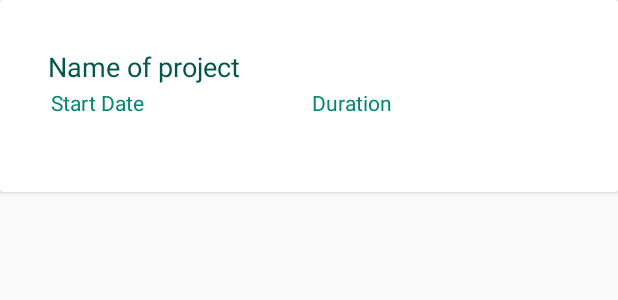
After one commit to Saanayy/ProgressMeter, an Android app: the layout item_project_layout.xml on its own in the app's theme, with its tools: preview values and no code run, on a phone screen of 412 x 824 dp. The commit adds this screen. Shown: the top 300 px of the screen. Run offline under Robolectric (Android 15) with nearby library versions, the phone set to English and light mode, and no system bars.

Commit message:
Recycler View on main page created

```diff
--- a/app/src/main/java/com/bytebucket1111/progressmeter/modal/Project.java
+++ b/app/src/main/java/com/bytebucket1111/progressmeter/modal/Project.java
@@ -4,8 +4,8 @@ import java.util.ArrayList;
 
 public class Project {
 
-    private String title, description, geolocation,startDate,duration,userid;
-    private ArrayList<String>updateId;
+    public String title, description, geolocation,startDate,duration,userid;
+    public ArrayList<String>updateId;
 
     public Project() {
     }
--- /dev/null
+++ b/app/src/main/res/layout/item_project_layout.xml
@@ -0,0 +1,58 @@
+<?xml version="1.0" encoding="utf-8"?>
+<LinearLayout xmlns:android="http://schemas.android.com/apk/res/android"
+    android:layout_width="match_parent"
+    android:layout_height="match_parent"
+    android:orientation="vertical">
+
+    <android.support.v7.widget.CardView
+        android:layout_width="match_parent"
+        android:layout_height="128dp">
+
+        <LinearLayout
+            android:layout_width="match_parent"
+            android:layout_height="match_parent"
+            android:orientation="vertical"
+            android:padding="32dp">
+
+            <TextView
+                android:layout_width="match_parent"
+                android:layout_height="wrap_content"
+                android:text="Name of project"
+                android:id="@+id/item_project_layout_projectname"
+                android:textColor="@color/colorPrimaryDark"
+                android:textSize="18sp" />
+
+            <LinearLayout
+                android:layout_width="match_parent"
+                android:layout_height="wrap_content"
+                android:orientation="horizontal">
+                <TextView
+                    android:padding="2dp"
+                    android:layout_width="0dp"
+                    android:layout_weight="1"
+                    android:layout_height="wrap_content"
+                    android:text="Start Date"
+                    android:id="@+id/item_project_layout_startdate"
+                    android:textColor="@color/colorPrimary"
+                    android:textSize="14sp" />
+
+                <TextView
+                    android:layout_width="0dp"
+                    android:padding="2dp"
+                    android:layout_height="wrap_content"
+                    android:layout_weight="1"
+                    android:id="@+id/item_project_layout_duration"
+                    android:text="Duration"
+                    android:textColor="@color/colorPrimary"
+                    android:textSize="14sp" />
+
+            </LinearLayout>
+
+
+
+        </LinearLayout>
+
+
+    </android.support.v7.widget.CardView>
+
+</LinearLayout>
```
Also changed, not shown: app/src/main/java/com/bytebucket1111/progressmeter/ProjectAdapter.java (added, +59 -0 lines), app/src/main/java/com/bytebucket1111/progressmeter/activities/MainActivity.java (+63 -0 lines), app/src/main/res/layout/activity_main.xml (+6 -1 lines).
